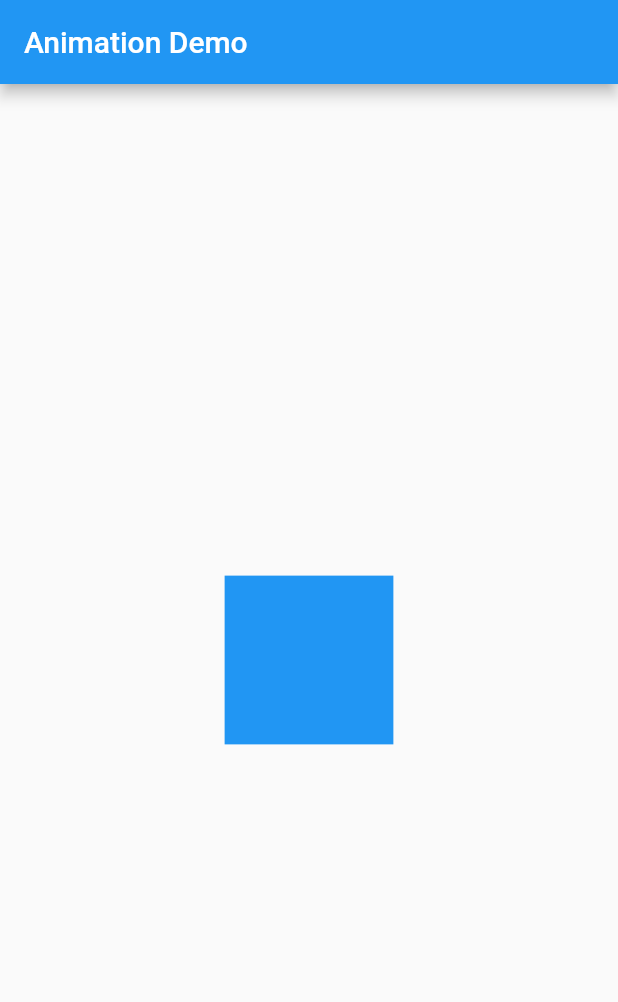
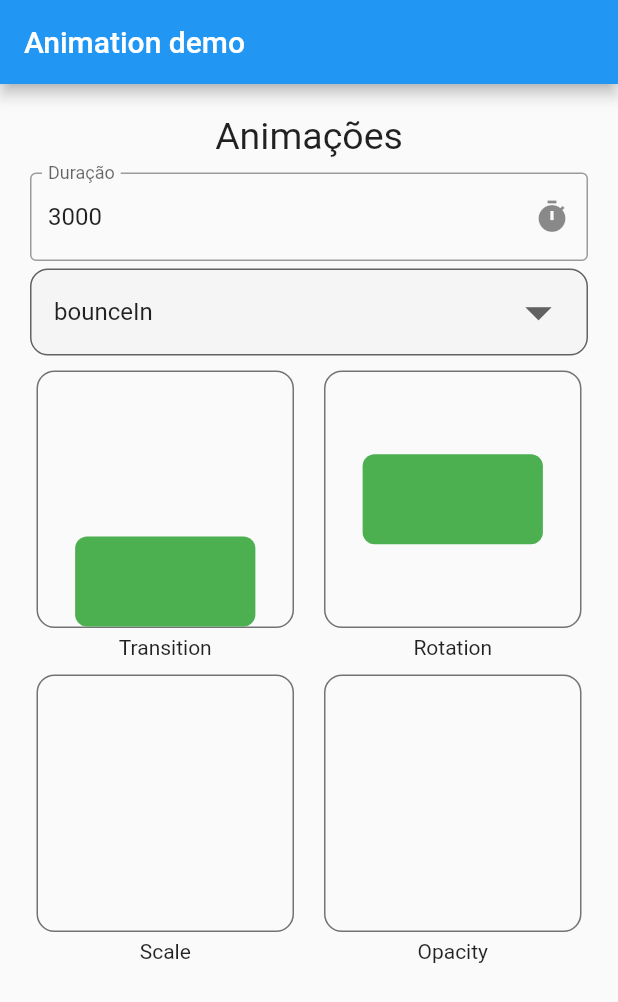
Before and after one commit to eduardoevaldt/animation_flutter, a Flutter app: the screen it shows after launch, on a phone screen of 412 x 824 dp. Shown: the top 1002 px of the screen. Run offline on Flutter 3.47's test engine with Material 2 defaults, Android fonts, the phone set to English and light mode, and no system bars.

Commit message:
feat: Adicionado tela de animações

```diff
--- a/lib/application.dart
+++ b/lib/application.dart
@@ -1,4 +1,4 @@
-import 'package:animation_flutter/module/tween/screen/tween.screen.dart';
+import 'package:animation_flutter/module/animations/animations.dart';
 import 'package:flutter/material.dart';
 
 class Application extends StatelessWidget {
@@ -8,7 +8,7 @@ class Application extends StatelessWidget {
   Widget build(BuildContext context) {
     return const MaterialApp(
       title: 'Application',
-      home: TweenScreen(),
+      home: AnimationScreen(),
     );
   }
 }
--- /dev/null
+++ b/lib/module/animations/animations.dart
@@ -0,0 +1 @@
+export './screens/animation.screen.dart';
--- /dev/null
+++ b/lib/module/animations/helpers/curve.helper.dart
@@ -0,0 +1,45 @@
+import 'package:flutter/widgets.dart';
+
+Map<String, Curve> curves = {
+  "bounceIn": Curves.bounceIn,
+  "bounceInOut": Curves.bounceInOut,
+  "bounceOut": Curves.bounceOut,
+  "decelerate": Curves.decelerate,
+  "linear": Curves.linear,
+  "ease": Curves.ease,
+  "easeIn": Curves.easeIn,
+  "easeInBack": Curves.easeInBack,
+  "easeInCirc": Curves.easeInCirc,
+  "easeInExpo": Curves.easeInExpo,
+  "easeInOut": Curves.easeInOut,
+  "easeInOutBack": Curves.easeInOutBack,
+  "easeInOutCirc": Curves.easeInOutCirc,
+  "easeInOutCubic": Curves.easeInOutCubic,
+  "easeInOutCubicEmphasized": Curves.easeInOutCubicEmphasized,
+  "easeInOutExpo": Curves.easeInOutExpo,
+  "easeInOutQuad": Curves.easeInOutQuad,
+  "easeInOutQuart": Curves.easeInOutQuart,
+  "easeInOutQuint": Curves.easeInOutQuint,
+  "easeInOutSine": Curves.easeInOutSine,
+  "easeInQuad": Curves.easeInQuad,
+  "easeInQuart": Curves.easeInQuart,
+  "easeInQuint": Curves.easeInQuint,
+  "easeInSine": Curves.easeInSine,
+  "easeInToLinear": Curves.easeInToLinear,
+  "easeOut": Curves.easeOut,
+  "easeOutBack": Curves.easeOutBack,
+  "easeOutCirc": Curves.easeOutCirc,
+  "easeOutCubic": Curves.easeOutCubic,
+  "easeOutExpo": Curves.easeOutExpo,
+  "easeOutQuad": Curves.easeOutQuad,
+  "easeOutQuart": Curves.easeOutQuart,
+  "easeOutQuint": Curves.easeOutQuint,
+  "easeOutSine": Curves.easeOutSine,
+  "elasticIn": Curves.elasticIn,
+  "elasticInOut": Curves.elasticInOut,
+  "elasticOut": Curves.elasticOut,
+  "fastLinearToSlowEaseIn": Curves.fastLinearToSlowEaseIn,
+  "fastOutSlowIn": Curves.fastOutSlowIn,
+  "linearToEaseOut": Curves.linearToEaseOut,
+  "slowMiddle": Curves.slowMiddle,
+};
--- /dev/null
+++ b/lib/module/animations/screens/animation.screen.dart
@@ -0,0 +1,194 @@
+import 'package:animation_flutter/module/animations/helpers/curve.helper.dart';
+import 'package:animation_flutter/module/animations/widgets/select.widget.dart';
+import 'package:animation_flutter/module/animations/widgets/shape.widget.dart';
+import 'package:flutter/material.dart';
+
+class AnimationScreen extends StatefulWidget {
+  const AnimationScreen({Key? key}) : super(key: key);
+
+  @override
+  State<AnimationScreen> createState() => _AnimationScreenState();
+}
+
+class _AnimationScreenState extends State<AnimationScreen>
+    with SingleTickerProviderStateMixin {
+  late Animation<double> animation;
+  late AnimationController animationController;
+
+  Curve curve = Curves.bounceIn;
+  final TextEditingController _durationController =
+      TextEditingController(text: "3000");
+
+  @override
+  void initState() {
+    super.initState();
+
+    animationController = AnimationController(
+      vsync: this,
+      duration: Duration(milliseconds: int.parse(_durationController.text)),
+    );
+    startAnimation();
+  }
+
+  @override
+  void dispose() {
+    animationController.dispose();
+    super.dispose();
+  }
+
+  void startAnimation() {
+    animation = animationController.drive(CurveTween(curve: curve));
+
+    animation.addListener(() => setState(() => {}));
+    animation.addStatusListener((status) {
+      Future.delayed(const Duration(seconds: 1)).then((value) {
+        setState(() {
+          if (status == AnimationStatus.completed) {
+            animationController.reverse();
+          } else if (status == AnimationStatus.dismissed) {
+            animationController.forward();
+          }
+        });
+      });
+    });
+
+    animationController.forward();
+  }
+
+  void onChangeCurve(String value) {
+    setState(() {
+      String key = curves.keys.singleWhere((curve) => curve == value);
+      curve = curves[key]!;
+      startAnimation();
+    });
+  }
+
+  void onChangeDuration(String value) {
+    setState(() {
+      animationController.duration = Duration(milliseconds: int.parse(value));
+      animationController.forward();
+    });
+  }
+
+  @override
+  Widget build(BuildContext context) {
+    return Scaffold(
+      appBar: AppBar(
+        title: const Text("Animation demo"),
+      ),
+      body: Container(
+        padding: const EdgeInsets.all(20),
+        alignment: Alignment.center,
+        child: Column(
+          mainAxisAlignment: MainAxisAlignment.center,
+          children: [
+            const Text(
+              "Animações",
+              style: TextStyle(
+                fontSize: 25,
+              ),
+            ),
+            const SizedBox(height: 10),
+            TextFormField(
+              initialValue: "3000",
+              onChanged: onChangeDuration,
+              keyboardType: TextInputType.number,
+              decoration: const InputDecoration(
+                labelText: "Duração",
+                border: OutlineInputBorder(),
+                suffixIcon: Icon(Icons.timer),
+              ),
+            ),
+            const SizedBox(height: 5),
+            SelectWidget(
+              selected: "bounceIn",
+              items: curves.keys
+                  .map((key) => SelectItem(value: key, label: key))
+                  .toList(),
+              onChange: onChangeCurve,
+            ),
+            const SizedBox(height: 10),
+            Expanded(
+              child: SingleChildScrollView(
+                child: Column(
+                  mainAxisAlignment: MainAxisAlignment.center,
+                  children: [
+                    Row(
+                      mainAxisAlignment: MainAxisAlignment.center,
+                      children: [
+                        Column(
+                          children: [
+                            ShapeWidget(
+                              offsetY: animation.value,
+                              containerSize:
+                                  MediaQuery.of(context).size.width / 2.4,
+                            ),
+                            const SizedBox(height: 5),
+                            const Text(
+                              "Transition",
+                              style: TextStyle(fontSize: 14),
+                            ),
+                          ],
+                        ),
+                        const SizedBox(width: 20),
+                        Column(
+                          children: [
+                            ShapeWidget(
+                              rotate: animation.value,
+                              containerSize:
+                                  MediaQuery.of(context).size.width / 2.4,
+                            ),
+                            const SizedBox(height: 5),
+                            const Text(
+                              "Rotation",
+                              style: TextStyle(fontSize: 14),
+                            ),
+                          ],
+                        ),
+                      ],
+                    ),
+                    const SizedBox(height: 10),
+                    Row(
+                      mainAxisAlignment: MainAxisAlignment.center,
+                      children: [
+                        Column(
+                          children: [
+                            ShapeWidget(
+                              size: animation.value,
+                              containerSize:
+                                  MediaQuery.of(context).size.width / 2.4,
+                            ),
+                            const SizedBox(height: 5),
+                            const Text(
+                              "Scale",
+                              style: TextStyle(fontSize: 14),
+                            ),
+                          ],
+                        ),
+                        const SizedBox(width: 20),
+                        Column(
+                          children: [
+                            ShapeWidget(
+                              opacity: animation.value,
+                              containerSize:
+                                  MediaQuery.of(context).size.width / 2.4,
+                            ),
+                            const SizedBox(height: 5),
+                            const Text(
+                              "Opacity",
+                              style: TextStyle(fontSize: 14),
+                            ),
+                          ],
+                        ),
+                      ],
+                    ),
+                  ],
+                ),
+              ),
+            ),
+          ],
+        ),
+      ),
+    );
+  }
+}
--- /dev/null
+++ b/lib/module/animations/widgets/select.widget.dart
@@ -0,0 +1,81 @@
+import 'package:flutter/material.dart';
+
+class SelectItem {
+  String value;
+  String label;
+
+  SelectItem({required this.value, required this.label});
+}
+
+class SelectWidget extends StatefulWidget {
+  String selected;
+  List<SelectItem> items;
+  void Function(String) onChange;
+
+  SelectWidget({
+    Key? key,
+    required this.items,
+    required this.onChange,
+    required this.selected,
+  }) : super(key: key);
+
+  @override
+  State<SelectWidget> createState() => _SelectWidgetState(
+        items: items,
+        selected: selected,
+        onChange: onChange,
+      );
+}
+
+class _SelectWidgetState extends State<SelectWidget> {
+  List<SelectItem> items;
+  String selected;
+  void Function(String) onChange;
+
+  _SelectWidgetState({
+    required this.items,
+    required this.onChange,
+    required this.selected,
+  }) : super();
+
+  handleChanged(String? value) {
+    setState(() => selected = value ?? "");
+    onChange(value!);
+  }
+
+  @override
+  Widget build(BuildContext context) {
+    return Container(
+      width: double.infinity,
+      decoration: BoxDecoration(
+        color: Colors.white,
+        borderRadius: BorderRadius.circular(10),
+      ),
+      child: DropdownButtonFormField<String>(
+        iconSize: 42,
+        value: selected,
+        isExpanded: true,
+        onChanged: handleChanged,
+        icon: const Icon(Icons.arrow_drop_down),
+        decoration: InputDecoration(
+          contentPadding:
+              const EdgeInsets.symmetric(vertical: 8, horizontal: 16),
+          filled: true,
+          border: OutlineInputBorder(
+            borderSide: const BorderSide(color: Colors.grey, width: 2),
+            borderRadius: BorderRadius.circular(12),
+          ),
+        ),
+        items: items.map<DropdownMenuItem<String>>((SelectItem item) {
+          return DropdownMenuItem<String>(
+            value: item.value,
+            child: Text(
+              item.label,
+              overflow: TextOverflow.ellipsis,
+            ),
+          );
+        }).toList(),
+      ),
+    );
+  }
+}
--- /dev/null
+++ b/lib/module/animations/widgets/shape.widget.dart
@@ -0,0 +1,49 @@
+import 'package:flutter/material.dart';
+import 'dart:math' as math;
+
+class ShapeWidget extends StatelessWidget {
+  double size;
+  double rotate;
+  double opacity;
+  double offsetX;
+  double offsetY;
+  double containerSize;
+
+  ShapeWidget({
+    Key? key,
+    this.size = 1,
+    this.rotate = 0,
+    this.opacity = 1,
+    this.offsetX = 0.5,
+    this.offsetY = 0.5,
+    this.containerSize = 150,
+  }) : super(key: key);
+
+  @override
+  Widget build(BuildContext context) {
+    return Container(
+      width: containerSize,
+      height: containerSize,
+      clipBehavior: Clip.hardEdge,
+      alignment: Alignment(1 - (offsetX * 2), 1 - (offsetY * 2)),
+      decoration: BoxDecoration(
+        borderRadius: BorderRadius.circular(12),
+        border: Border.all(color: Colors.black54, width: 1),
+      ),
+      child: Transform.rotate(
+        angle: (rotate * math.pi / 180) * 100,
+        child: Opacity(
+          opacity: math.max(math.min(opacity, 1), 0),
+          child: Container(
+            width: math.max((containerSize * 0.7) * size, 0),
+            height: math.max(((containerSize * 0.7) * size) / 2, 0),
+            decoration: BoxDecoration(
+              color: Colors.green,
+              borderRadius: BorderRadius.circular(8),
+            ),
+          ),
+        ),
+      ),
+    );
+  }
+}
```
Also changed, not shown: lib/module/tween/screens/tween.screen.dart (renamed from lib/module/tween/screen/tween.screen.dart).
